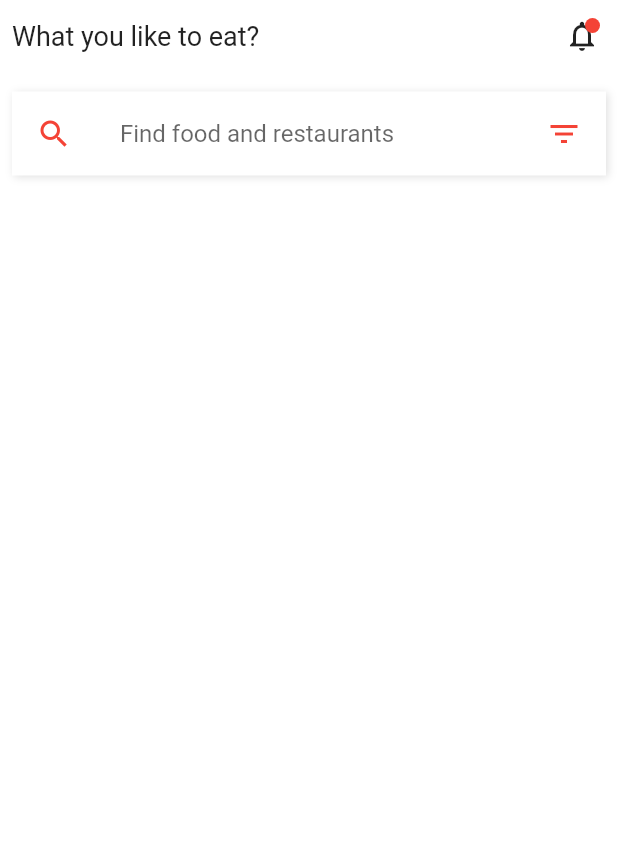
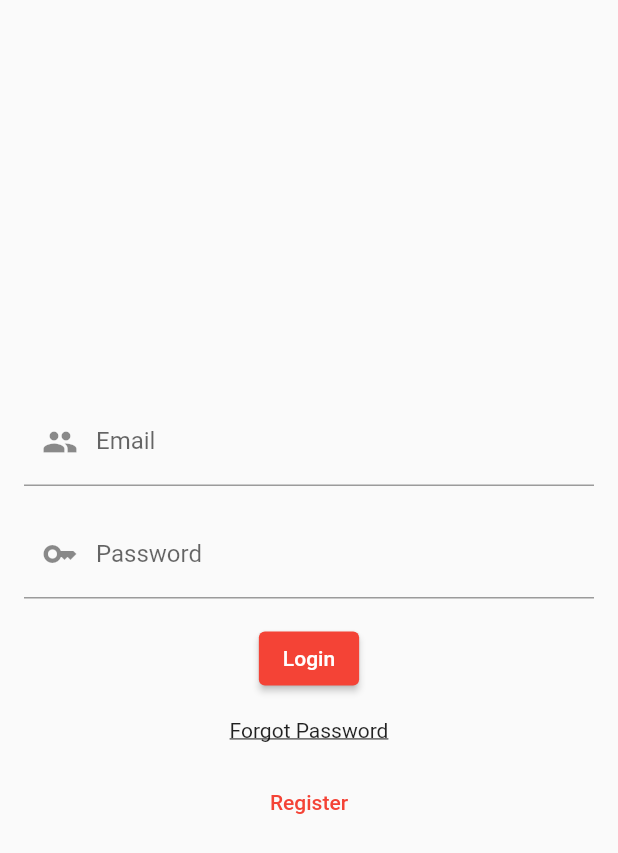
Before and after one commit to ralf-vb/restoapp, a Flutter app: the screen it shows after launch, on a phone screen of 412 x 824 dp. Shown: the top 853 px of the screen. Run offline on Flutter 3.47's test engine with Material 2 defaults, Android fonts, the phone set to English and light mode, and no system bars.

Commit message:
forgotpassword.dart added

```diff
--- a/lib/main.dart
+++ b/lib/main.dart
@@ -1,4 +1,5 @@
 import 'package:flutter/material.dart';
+import 'package:restoapp/scr/screens/loginpage.dart';
 import 'scr/screens/home.dart';
 void main() {
   runApp(const MyHomePage());
@@ -20,7 +21,7 @@ class _MyHomePageState extends State<MyHomePage> {
       theme: ThemeData(
         primarySwatch: Colors.red,
       ),
-      home: home(),
+      home: loginpage(),
     );
   }
 }
--- a/lib/scr/screens/loginpage.dart
+++ b/lib/scr/screens/loginpage.dart
@@ -0,0 +1,68 @@
+import 'package:flutter/material.dart';
+import '../screens/registrationpage.dart';
+import '../screens/forgotpassword.dart';
+
+class loginpage extends StatelessWidget {
+  const loginpage({Key? key}) : super(key: key);
+
+  @override
+  Widget build(BuildContext context) {
+    return Scaffold(
+      body: Padding(
+        padding: const EdgeInsets.all(16.0),
+        child: Column(
+          mainAxisAlignment: MainAxisAlignment.center,
+          children: [
+            TextField(
+              decoration: InputDecoration(
+                labelText: 'Email',
+                prefixIcon: Icon(Icons.people),
+              ),
+            ),
+            const SizedBox(height: 16.0),
+            TextField(
+              obscureText: true,
+              decoration: InputDecoration(
+                labelText: 'Password',
+                prefixIcon: Icon(Icons.key),
+              ),
+            ),
+            const SizedBox(height: 16.0),
+            ElevatedButton(
+              onPressed: () {
+                // Perform login logic here
+              },
+              child: const Text('Login'),
+            ),
+            const SizedBox(height: 16.0),
+            GestureDetector(
+              onTap: () {
+                // Navigate to the password reset page or show a dialog
+                Navigator.push(
+                  context,
+                  MaterialPageRoute(builder: (context) => forgotpassword()),
+                );
+              },
+              child: Text(
+                'Forgot Password',
+                style: TextStyle(
+                  decoration: TextDecoration.underline,
+                ),
+              ),
+            ),
+            const SizedBox(height: 16.0),
+            TextButton(
+              onPressed: () {
+                Navigator.push(
+                  context,
+                  MaterialPageRoute(builder: (context) => registrationpage()),
+                );
+              },
+              child: const Text('Register'),
+            ),
+          ],
+        ),
+      ),
+    );
+  }
+}
```
Also changed, not shown: lib/scr/screens/forgotpassword.dart (+10 -0 lines), lib/scr/screens/registrationpage.dart (+10 -0 lines).
